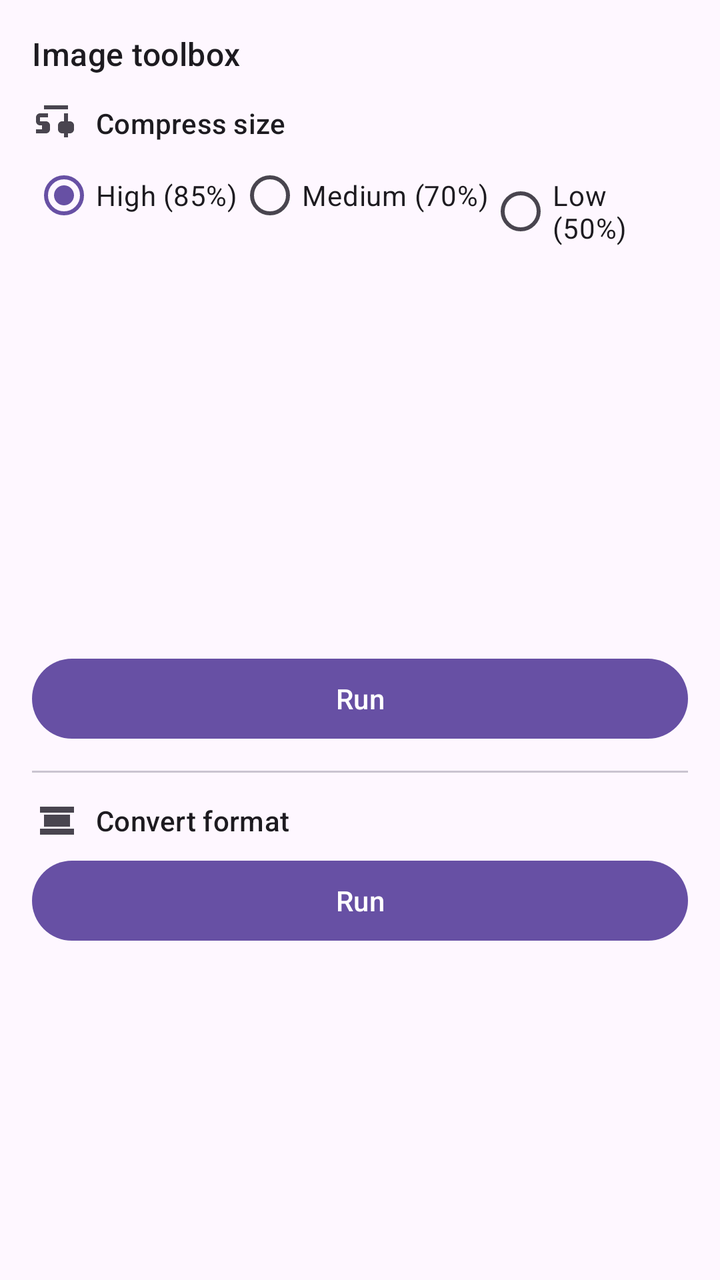
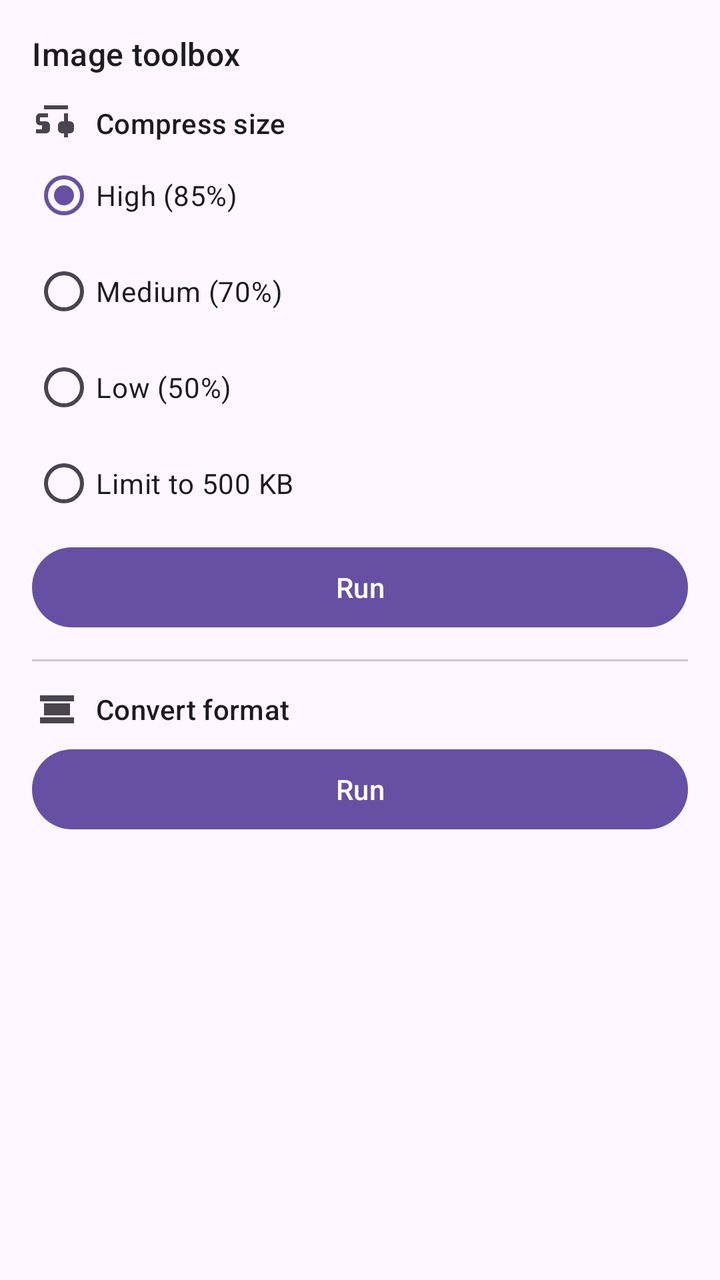

Two renders of the same Android screen: before a commit and after it. Below are the layout's source before the change and the commit's diff.
<!-- AndroidManifest.xml: application theme Theme.Glimpse -->
<!-- res/layout/dialog_image_toolbox.xml -->
<?xml version="1.0" encoding="utf-8"?>
<LinearLayout xmlns:android="http://schemas.android.com/apk/res/android"
    xmlns:app="http://schemas.android.com/apk/res-auto"
    android:layout_width="match_parent"
    android:layout_height="wrap_content"
    android:orientation="vertical"
    android:padding="16dp">

    <TextView
        android:layout_width="match_parent"
        android:layout_height="wrap_content"
        android:layout_marginBottom="12dp"
        android:text="@string/toolbox_title"
        android:textAppearance="?attr/textAppearanceTitleMedium" />

    
    <LinearLayout
        android:id="@+id/compressSection"
        android:layout_width="match_parent"
        android:layout_height="wrap_content"
        android:orientation="vertical">

        <TextView
            android:layout_width="wrap_content"
            android:layout_height="wrap_content"
            android:drawablePadding="8dp"
            android:gravity="center_vertical"
            android:text="@string/toolbox_compress"
            android:textAppearance="?attr/textAppearanceTitleSmall"
            app:drawableStartCompat="@drawable/ic_compress" />

        <RadioGroup
            android:id="@+id/compressRadioGroup"
            android:layout_width="match_parent"
            android:layout_height="wrap_content"
            android:orientation="horizontal">

            <RadioButton
                android:id="@+id/compressHigh"
                android:layout_width="wrap_content"
                android:layout_height="wrap_content"
                android:checked="true"
                android:text="@string/toolbox_compress_quality_high" />

            <RadioButton
                android:id="@+id/compressMedium"
                android:layout_width="wrap_content"
                android:layout_height="wrap_content"
                android:text="@string/toolbox_compress_quality_medium" />

            <RadioButton
                android:id="@+id/compressLow"
                android:layout_width="wrap_content"
                android:layout_height="wrap_content"
                android:text="@string/toolbox_compress_quality_low" />

            <RadioButton
                android:id="@+id/compressMaxSize"
                android:layout_width="wrap_content"
                android:layout_height="wrap_content"
                android:text="@string/toolbox_compress_max_size" />
        </RadioGroup>

        <com.google.android.material.button.MaterialButton
            android:id="@+id/compressRunButton"
            android:layout_width="match_parent"
            android:layout_height="wrap_content"
            android:layout_marginTop="4dp"
            android:text="@string/toolbox_run" />
    </LinearLayout>

    <View
        android:layout_width="match_parent"
        android:layout_height="1dp"
        android:layout_marginVertical="12dp"
        android:background="?attr/colorOutlineVariant" />

    
    <LinearLayout
        android:id="@+id/convertSection"
        android:layout_width="match_parent"
        android:layout_height="wrap_content"
        android:orientation="vertical">

        <TextView
            android:layout_width="wrap_content"
            android:layout_height="wrap_content"
            android:drawablePadding="8dp"
            android:gravity="center_vertical"
            android:text="@string/toolbox_convert"
            android:textAppearance="?attr/textAppearanceTitleSmall"
            app:drawableStartCompat="@drawable/ic_convert" />

        <com.google.android.material.chip.ChipGroup
            android:id="@+id/convertChipGroup"
            android:layout_width="match_parent"
            android:layout_height="wrap_content"
            app:singleLine="true"
            app:singleSelection="true" />

        <com.google.android.material.button.MaterialButton
            android:id="@+id/convertRunButton"
            android:layout_width="match_parent"
            android:layout_height="wrap_content"
            android:layout_marginTop="4dp"
            android:text="@string/toolbox_run" />
    </LinearLayout>

    
    <LinearLayout
        android:id="@+id/videoToGifSection"
        android:layout_width="match_parent"
        android:layout_height="wrap_content"
        android:orientation="vertical"
        android:visibility="gone">

        <View
            android:layout_width="match_parent"
            android:layout_height="1dp"
            android:layout_marginBottom="12dp"
            android:background="?attr/colorOutlineVariant" />

        <TextView
            android:layout_width="wrap_content"
            android:layout_height="wrap_content"
            android:drawablePadding="8dp"
            android:gravity="center_vertical"
            android:text="@string/toolbox_video_to_gif"
            android:textAppearance="?attr/textAppearanceTitleSmall"
            app:drawableStartCompat="@drawable/ic_video_to_gif" />

        <TextView
            android:id="@+id/gifDurationLabel"
            android:layout_width="wrap_content"
            android:layout_height="wrap_content"
            android:text="@string/toolbox_video_to_gif_duration" />

        <SeekBar
            android:id="@+id/gifDurationSeekBar"
            android:layout_width="match_parent"
            android:layout_height="wrap_content"
            android:max="15"
            android:progress="5" />

        <com.google.android.material.button.MaterialButton
            android:id="@+id/videoToGifRunButton"
            android:layout_width="match_parent"
            android:layout_height="wrap_content"
            android:layout_marginTop="4dp"
            android:text="@string/toolbox_run" />
    </LinearLayout>

    <com.google.android.material.progressindicator.LinearProgressIndicator
        android:id="@+id/toolboxProgressBar"
        android:layout_width="match_parent"
        android:layout_height="wrap_content"
        android:layout_marginTop="12dp"
        android:indeterminate="true"
        android:visibility="gone" />

</LinearLayout>
<!-- resources referenced by this layout -->
<resources>
  <!-- drawable ic_compress (drawable) -->
  <?xml version="1.0" encoding="utf-8"?>
  <vector xmlns:android="http://schemas.android.com/apk/res/android"
      android:width="24dp"
      android:height="24dp"
      android:viewportWidth="24"
      android:viewportHeight="24"
      android:tint="?attr/colorControlNormal">
      <path
          android:fillColor="@android:color/white"
          android:pathData="M4,9h4V7H4C2.9,7 2,7.9 2,9v2c0,1.1 0.9,2 2,2h1v2H2v2h5c1.1,0 2,-0.9 2,-2v-2c0,-1.1 -0.9,-2 -2,-2H4V9zM19,11h-1V7h-2v4h-1c-1.1,0 -2,0.9 -2,2v2c0,1.1 0.9,2 2,2h1v2h2v-2h1c1.1,0 2,-0.9 2,-2v-2C21,11.9 20.1,11 19,11zM6,3h12v2H6z" />
  </vector>
  <!-- drawable ic_convert (drawable) -->
  <?xml version="1.0" encoding="utf-8"?>
  <vector xmlns:android="http://schemas.android.com/apk/res/android"
      android:width="24dp"
      android:height="24dp"
      android:viewportWidth="24"
      android:viewportHeight="24"
      android:tint="?attr/colorControlNormal">
      <path
          android:fillColor="@android:color/white"
          android:pathData="M4,5v3h17V5H4zM6,9v6h13V9H6zM4,19h17v-3H4V19z" />
  </vector>
  <!-- drawable ic_video_to_gif (drawable) -->
  <?xml version="1.0" encoding="utf-8"?>
  <vector xmlns:android="http://schemas.android.com/apk/res/android"
      android:width="24dp"
      android:height="24dp"
      android:viewportWidth="24"
      android:viewportHeight="24"
      android:tint="?attr/colorControlNormal">
      <path
          android:fillColor="@android:color/white"
          android:pathData="M11.5,2H6v8c0,1.1 0.9,2 2,2h12c1.1,0 2,-0.9 2,-2V4c0,-1.1 -0.9,-2 -2,-2h-6.5C11.5,2 11.5,2 11.5,2zM10,10V4h2v6H10zM6,4h2v6H6V4zM14,10V4h2v6H14zM18,10V4h2v6H18zM5,14H3v6h12v-6h-2v-2H3v2h2zM19,16h2v-2h-2V16zM19,20h2v-2h-2V20zM21,18v-2h-2v2H21z" />
  </vector>
  <string name="toolbox_compress">Compress size</string>
  <string name="toolbox_compress_max_size">Limit to 500 KB</string>
  <string name="toolbox_compress_quality_high">High (85%)</string>
  <string name="toolbox_compress_quality_low">Low (50%)</string>
  <string name="toolbox_compress_quality_medium">Medium (70%)</string>
  <string name="toolbox_convert">Convert format</string>
  <string name="toolbox_run">Run</string>
  <string name="toolbox_title">Image toolbox</string>
  <string name="toolbox_video_to_gif">Video to GIF</string>
  <string name="toolbox_video_to_gif_duration">Duration (seconds)</string>
  <style name="Theme.Glimpse" parent="Theme.Material3.DayNight.NoActionBar">
          <item name="android:windowLayoutInDisplayCutoutMode">always</item>
          <item name="windowActionModeOverlay">true</item>
      </style>
</resources>

<!-- the commit's change to res/layout/dialog_image_toolbox.xml (unified diff, before → after) -->
@@ -1,6 +1,11 @@
 <?xml version="1.0" encoding="utf-8"?>
-<LinearLayout xmlns:android="http://schemas.android.com/apk/res/android"
+<ScrollView xmlns:android="http://schemas.android.com/apk/res/android"
     xmlns:app="http://schemas.android.com/apk/res-auto"
+    android:layout_width="match_parent"
+    android:layout_height="wrap_content"
+    android:fillViewport="true">
+
+<LinearLayout
     android:layout_width="match_parent"
     android:layout_height="wrap_content"
     android:orientation="vertical"
@@ -33,7 +38,7 @@
             android:id="@+id/compressRadioGroup"
             android:layout_width="match_parent"
             android:layout_height="wrap_content"
-            android:orientation="horizontal">
+            android:orientation="vertical">
 
             <RadioButton
                 android:id="@+id/compressHigh"
@@ -159,3 +164,4 @@
         android:visibility="gone" />
 
 </LinearLayout>
+</ScrollView>
